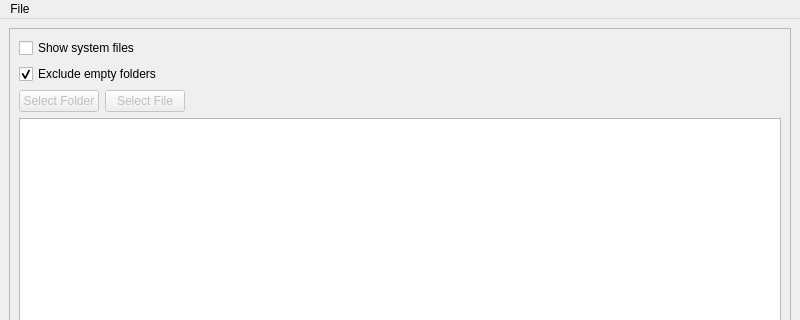
preachermax/BiblionOCR, file Developer/QtDesignerUI/MyExplorerUI.ui: the form before one commit; both pictures show x 0 to 800 and y 0 to 320 of the 800 by 600 pixel window.
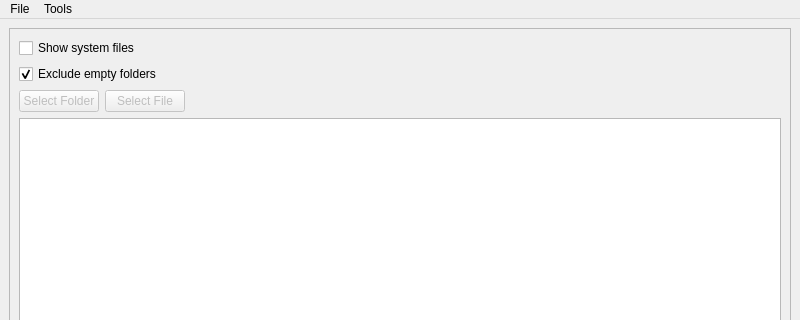
The form after the commit. Icons and pictures are not drawn.

Patch:
```diff
--- a/Developer/QtDesignerUI/MyExplorerUI.ui
+++ b/Developer/QtDesignerUI/MyExplorerUI.ui
@@ -105,7 +105,7 @@
      <x>0</x>
      <y>0</y>
      <width>800</width>
-     <height>22</height>
+     <height>24</height>
     </rect>
    </property>
     <widget class="QMenu" name="menuFile">
@@ -120,7 +120,14 @@
      <addaction name="separator"/>
      <addaction name="actionExit"/>
     </widget>
+   <widget class="QMenu" name="menuTools">
+    <property name="title">
+     <string>Tools</string>
+    </property>
+    <addaction name="actionBulk_Rename"/>
+   </widget>
     <addaction name="menuFile"/>
+   <addaction name="menuTools"/>
   </widget>
   <widget class="QStatusBar" name="statusbar"/>
     <action name="actionSelect_Folder">
```
Left out of the diff: 32 changed lines with no effect on the pictures. Lines whose indentation alone changed are shown as unchanged.
